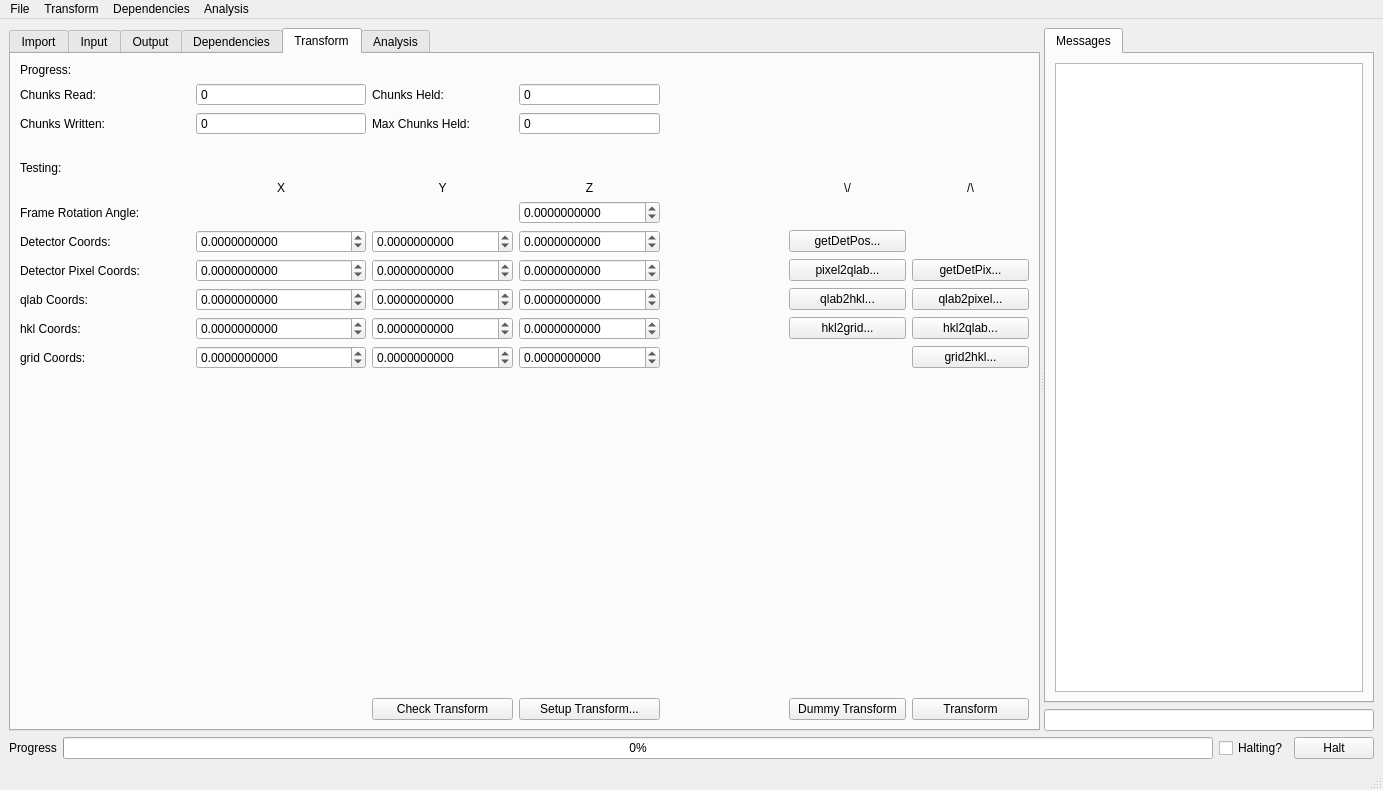
Qt form cctwqt/cctwqtmainwindow.ui (guyjennings/cctw) before a commit.
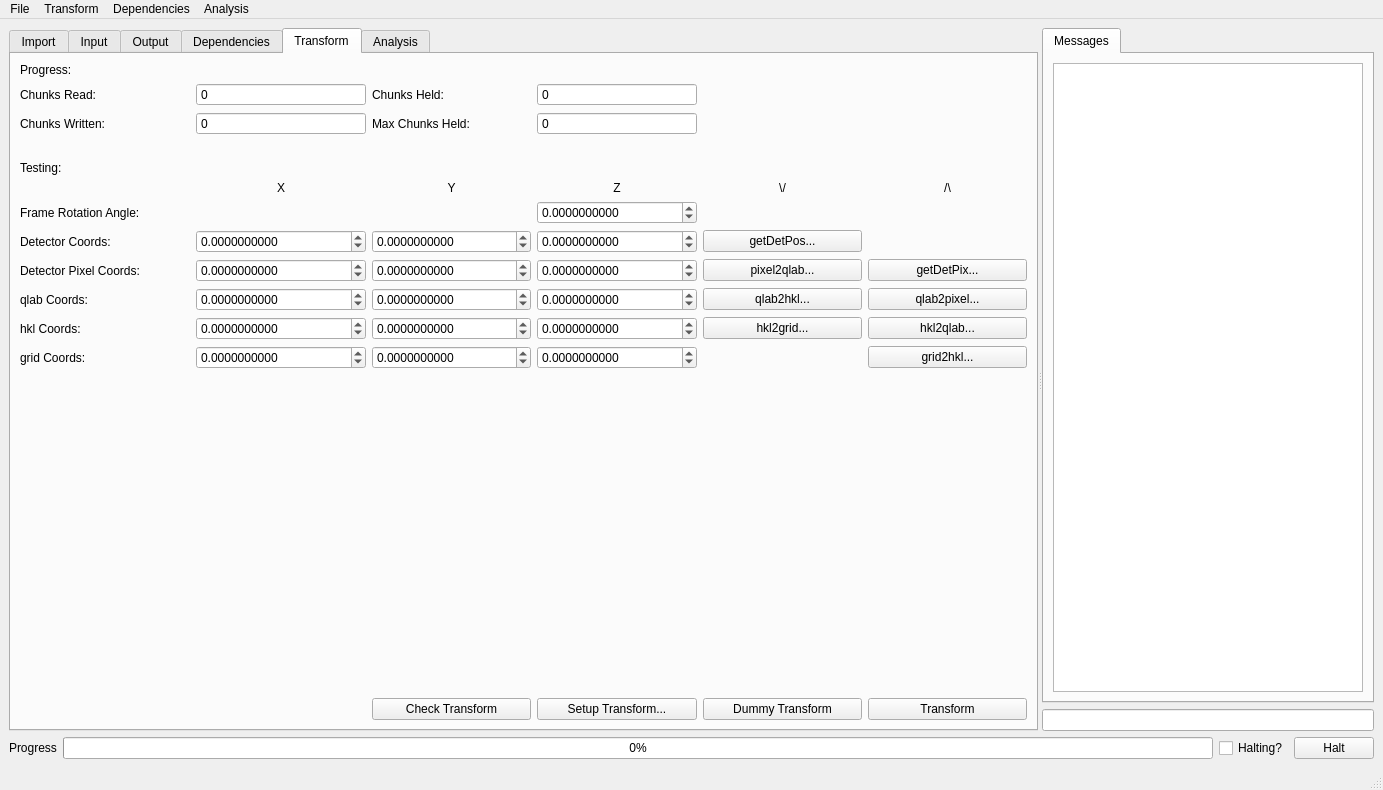
The same form after that commit. The open tabs and pages were chosen to show the change. Custom widgets are drawn as their Qt base class.

Commit message: Removed extra column in transform dialog

```diff
--- a/cctwqt/cctwqtmainwindow.ui
+++ b/cctwqt/cctwqtmainwindow.ui
@@ -933,13 +933,6 @@
            </property>
           </widget>
          </item>
-         <item row="12" column="5">
-          <widget class="QPushButton" name="m_HKL2GridButton">
-           <property name="text">
-            <string>hkl2grid...</string>
-           </property>
-          </widget>
-         </item>
          <item row="8" column="0">
           <widget class="QLabel" name="label_29">
            <property name="text">
@@ -1001,13 +994,6 @@
            </property>
           </widget>
          </item>
-         <item row="11" column="5">
-          <widget class="QPushButton" name="m_QLab2HKLButton">
-           <property name="text">
-            <string>qlab2hkl...</string>
-           </property>
-          </widget>
-         </item>
          <item row="6" column="1">
           <widget class="QLabel" name="label_30">
            <property name="text">
@@ -1018,13 +1004,6 @@
            </property>
           </widget>
          </item>
-         <item row="8" column="5">
-          <widget class="QPushButton" name="m_GetDetPosButton">
-           <property name="text">
-            <string>getDetPos...</string>
-           </property>
-          </widget>
-         </item>
          <item row="10" column="0">
           <widget class="QLabel" name="label_32">
            <property name="text">
@@ -1098,16 +1077,6 @@
            </property>
           </widget>
          </item>
-         <item row="6" column="5">
-          <widget class="QLabel" name="label_36">
-           <property name="text">
-            <string>\/</string>
-           </property>
-           <property name="alignment">
-            <set>Qt::AlignCenter</set>
-           </property>
-          </widget>
-         </item>
          <item row="11" column="2">
           <widget class="QDoubleSpinBox" name="m_TestQLabY">
            <property name="toolTip">
@@ -1152,13 +1121,6 @@
            </property>
           </widget>
          </item>
-         <item row="10" column="5">
-          <widget class="QPushButton" name="m_Pixel2QLabButton">
-           <property name="text">
-            <string>pixel2qlab...</string>
-           </property>
-          </widget>
-         </item>
          <item row="13" column="3">
           <widget class="QDoubleSpinBox" name="m_TestGridZ">
            <property name="toolTip">
@@ -1484,49 +1446,87 @@
            </property>
           </widget>
          </item>
-         <item row="15" column="5">
-          <widget class="QPushButton" name="m_DummyTransformButton">
+         <item row="8" column="4">
+          <widget class="QPushButton" name="m_GetDetPosButton">
            <property name="text">
-            <string>Dummy Transform</string>
+            <string>getDetPos...</string>
            </property>
           </widget>
          </item>
-         <item row="15" column="6">
-          <widget class="QPushButton" name="m_TransformButton">
+         <item row="10" column="4">
+          <widget class="QPushButton" name="m_Pixel2QLabButton">
            <property name="text">
-            <string>Transform</string>
+            <string>pixel2qlab...</string>
            </property>
           </widget>
          </item>
-         <item row="10" column="6">
+         <item row="11" column="4">
+          <widget class="QPushButton" name="m_QLab2HKLButton">
+           <property name="text">
+            <string>qlab2hkl...</string>
+           </property>
+          </widget>
+         </item>
+         <item row="12" column="4">
+          <widget class="QPushButton" name="m_HKL2GridButton">
+           <property name="text">
+            <string>hkl2grid...</string>
+           </property>
+          </widget>
+         </item>
+         <item row="10" column="5">
           <widget class="QPushButton" name="m_GetDetPixButton">
            <property name="text">
             <string>getDetPix...</string>
            </property>
           </widget>
          </item>
-         <item row="11" column="6">
+         <item row="11" column="5">
           <widget class="QPushButton" name="m_QLab2PixelButton">
            <property name="text">
             <string>qlab2pixel...</string>
            </property>
           </widget>
          </item>
-         <item row="12" column="6">
+         <item row="12" column="5">
           <widget class="QPushButton" name="m_HKL2QLabButton">
            <property name="text">
             <string>hkl2qlab...</string>
            </property>
           </widget>
          </item>
-         <item row="13" column="6">
+         <item row="13" column="5">
           <widget class="QPushButton" name="m_Grid2HKLButton">
            <property name="text">
             <string>grid2hkl...</string>
            </property>
           </widget>
          </item>
-         <item row="6" column="6">
+         <item row="15" column="4">
+          <widget class="QPushButton" name="m_DummyTransformButton">
+           <property name="text">
+            <string>Dummy Transform</string>
+           </property>
+          </widget>
+         </item>
+         <item row="15" column="5">
+          <widget class="QPushButton" name="m_TransformButton">
+           <property name="text">
+            <string>Transform</string>
+           </property>
+          </widget>
+         </item>
+         <item row="6" column="4">
+          <widget class="QLabel" name="label_36">
+           <property name="text">
+            <string>\/</string>
+           </property>
+           <property name="alignment">
+            <set>Qt::AlignCenter</set>
+           </property>
+          </widget>
+         </item>
+         <item row="6" column="5">
           <widget class="QLabel" name="label_37">
            <property name="text">
             <string>/\</string>
@@ -1536,7 +1536,7 @@
            </property>
           </widget>
          </item>
-         <item row="14" column="0" colspan="7">
+         <item row="14" column="0" colspan="6">
           <spacer name="verticalSpacer_5">
            <property name="orientation">
             <enum>Qt::Vertical</enum>
```
Left out of the diff: 4 changed lines with no effect on the pictures.
